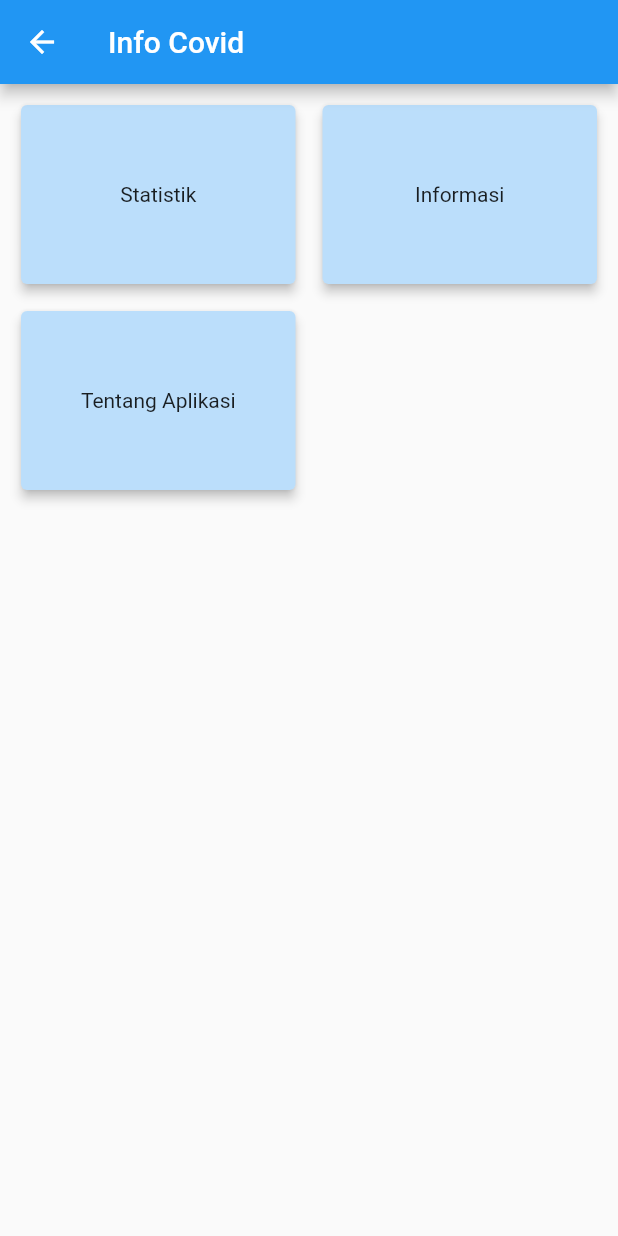
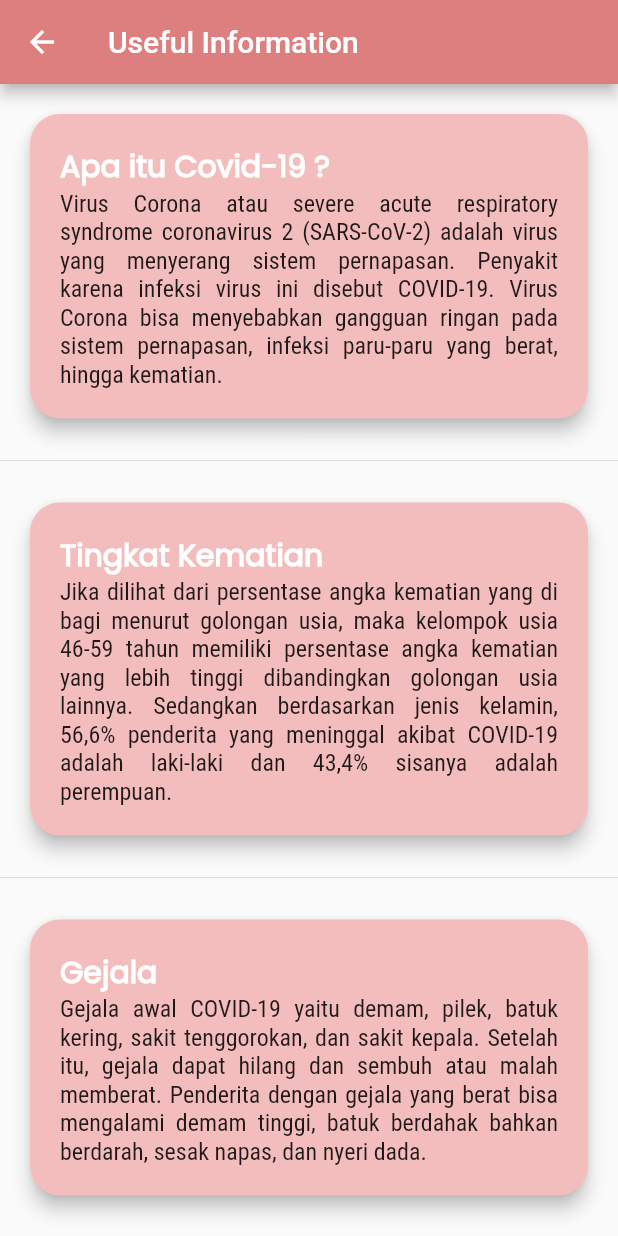
Before and after one commit to PhilipPurwoko/info-covid-mobile, a Flutter app: the screen it shows after launch, after a tap on "Informasi", on a phone screen of 412 x 824 dp. Run offline on Flutter 3.47's test engine with Material 2 defaults, Android fonts, the phone set to English and light mode, and no system bars; network calls fail.

Commit message:
:tulip: Improve UI/UX and Design application

```diff
--- a/lib/main.dart
+++ b/lib/main.dart
@@ -12,7 +12,24 @@ class MyApp extends StatelessWidget {
     return MaterialApp(
       title: 'Info Covid',
       theme: ThemeData(
-        primarySwatch: Colors.blue,
+        primaryColor: Color.fromRGBO(221, 127, 127, 1),
+        accentColor: Color.fromRGBO(244, 189, 189, 1),
+        textTheme: ThemeData.light().textTheme.copyWith(
+              bodyText2: TextStyle(
+                fontFamily: 'RobotoCondensed',
+                fontSize: 16,
+              ),
+              headline5: TextStyle(
+                fontFamily: 'Poppins',
+                fontWeight: FontWeight.bold,
+                color: Color.fromRGBO(221, 127, 127, 1),
+              ),
+              headline6: TextStyle(
+                fontFamily: 'Poppins',
+                fontWeight: FontWeight.bold,
+                color: Colors.white,
+              ),
+            ),
       ),
       initialRoute: MenuScreen.routeName,
       routes: routes,
--- a/lib/models/country.dart
+++ b/lib/models/country.dart
@@ -8,16 +8,16 @@ class Country {
 
   Country(this.name, this.iso2, this.iso3);
 
-  static List<Country> fromListJson(List countries) {
-    return countries.map((country) {
-      return Country(country['name'], country['iso2'], country['iso3']);
-    }).toList();
-  }
-
   static Future<List<Country>> getCountry() async {
     var url = Uri.parse('https://covid19.mathdro.id/api/countries/');
     var response = await http.get(url);
     var res = json.decode(response.body);
     return Country.fromListJson(res['countries']);
   }
+
+  static List<Country> fromListJson(List countries) {
+    return countries.map((country) {
+      return Country(country['name'], country['iso2'], country['iso3']);
+    }).toList();
+  }
 }
--- a/lib/routes.dart
+++ b/lib/routes.dart
@@ -1,9 +1,11 @@
 import 'package:flutter/cupertino.dart';
 
-import 'widgets/menu/menu_screen.dart';
-import 'widgets/statistic/statistic_screen.dart';
+import './widgets/menu/menu_screen.dart';
+import './widgets/statistic/statistic_screen.dart';
+import './widgets/info/info_screen.dart';
 
 final Map<String, WidgetBuilder> routes = <String, WidgetBuilder>{
   MenuScreen.routeName: (BuildContext ctx) => MenuScreen(),
   StatisticScreen.routeName: (BuildContext ctx) => StatisticScreen(),
+  InfoScreen.routeName: (BuildContext ctx) => InfoScreen(),
 };
--- /dev/null
+++ b/lib/widgets/cegah/cegah.dart
@@ -0,0 +1,50 @@
+import 'package:flutter/material.dart';
+import './cegah_card.dart';
+
+class Cegah extends StatelessWidget {
+  @override
+  Widget build(BuildContext context) {
+    return Container(
+      color: Colors.white,
+      child: Column(
+        children: [
+          Padding(
+            padding: const EdgeInsets.only(bottom: 8.0),
+            child: Text(
+              'Mencegah Penularan',
+              style: Theme.of(context).textTheme.headline5,
+            ),
+          ),
+          Container(
+            height: 330,
+            child: ListView(
+              physics: ClampingScrollPhysics(),
+              shrinkWrap: true,
+              scrollDirection: Axis.horizontal,
+              children: [
+                CegahCard(
+                  title: 'Memakai Masker',
+                  imageUrl: 'https://source.unsplash.com/VGYcVZguFzs/800x600',
+                  paragraph:
+                      'Pakailah masker dengan rapat untuk menutupi hidung dan mulut. Kenakan masker berbahan kain tiga lapis atau kain medis.',
+                ),
+                CegahCard(
+                  title: 'Cuci Tangan',
+                  imageUrl: 'https://source.unsplash.com/dr4qDxT-m20/800x600',
+                  paragraph:
+                      'Cuci tangan dengan sabun setiap setelah keluar dari rumah. Pastikan menggosok semua permukaan tangan selama minimal 40 detik kemudian bilas dengan air.',
+                ),
+                CegahCard(
+                  title: 'Jaga Jarak',
+                  imageUrl: 'https://source.unsplash.com/1BS9SmgovrY/800x600',
+                  paragraph:
+                      'Jaga jarak minimal 1 meter dengan orang lain dan menghindari kerumunan. Dengan menjaga jarak dapat menurunkan kemungkinan tertular Covid-19',
+                ),
+              ],
+            ),
+          ),
+        ],
+      ),
+    );
+  }
+}
--- /dev/null
+++ b/lib/widgets/cegah/cegah_card.dart
@@ -0,0 +1,44 @@
+import 'package:flutter/material.dart';
+
+class CegahCard extends StatelessWidget {
+  final String title;
+  final String paragraph;
+  final String imageUrl;
+
+  CegahCard({
+    @required this.title,
+    @required this.paragraph,
+    @required this.imageUrl,
+  });
+
+  @override
+  Widget build(BuildContext context) {
+    return Card(
+      shape: RoundedRectangleBorder(borderRadius: BorderRadius.circular(10)),
+      margin: EdgeInsets.only(left: 10, right: 10),
+      color: Theme.of(context).accentColor,
+      elevation: 10,
+      child: Container(
+        width: 200,
+        padding: EdgeInsets.all(15),
+        child: Column(
+          crossAxisAlignment: CrossAxisAlignment.center,
+          children: <Widget>[
+            Image.network(
+              imageUrl,
+              fit: BoxFit.contain,
+            ),
+            Text(
+              title,
+              style: Theme.of(context).textTheme.headline6,
+            ),
+            Text(
+              paragraph,
+              textAlign: TextAlign.justify,
+            ),
+          ],
+        ),
+      ),
+    );
+  }
+}
--- /dev/null
+++ b/lib/widgets/info/info_card.dart
@@ -0,0 +1,39 @@
+import 'package:flutter/material.dart';
+
+class InfoCard extends StatelessWidget {
+  final String title;
+  final String paragraph;
+
+  InfoCard({
+    @required this.title,
+    @required this.paragraph,
+  });
+
+  @override
+  Widget build(BuildContext context) {
+    return Card(
+      shape: RoundedRectangleBorder(
+        borderRadius: BorderRadius.circular(20),
+      ),
+      margin: const EdgeInsets.all(20),
+      color: Theme.of(context).accentColor,
+      elevation: 5,
+      child: Container(
+        padding: const EdgeInsets.all(20),
+        child: Column(
+          crossAxisAlignment: CrossAxisAlignment.start,
+          children: <Widget>[
+            Text(
+              title,
+              style: Theme.of(context).textTheme.headline6,
+            ),
+            Text(
+              paragraph,
+              textAlign: TextAlign.justify,
+            ),
+          ],
+        ),
+      ),
+    );
+  }
+}
--- /dev/null
+++ b/lib/widgets/info/info_screen.dart
@@ -0,0 +1,42 @@
+import 'package:flutter/material.dart';
+import './info_card.dart';
+
+class InfoScreen extends StatelessWidget {
+  static String routeName = '/info';
+  final List<InfoCard> cards = <InfoCard>[
+    InfoCard(
+      title: 'Apa itu Covid-19 ?',
+      paragraph:
+          'Virus Corona atau severe acute respiratory syndrome coronavirus 2 (SARS-CoV-2) adalah virus yang menyerang sistem pernapasan. Penyakit karena infeksi virus ini disebut COVID-19. Virus Corona bisa menyebabkan gangguan ringan pada sistem pernapasan, infeksi paru-paru yang berat, hingga kematian.',
+    ),
+    InfoCard(
+      title: 'Tingkat Kematian',
+      paragraph:
+          'Jika dilihat dari persentase angka kematian yang di bagi menurut golongan usia, maka kelompok usia 46-59 tahun memiliki persentase angka kematian yang lebih tinggi dibandingkan golongan usia lainnya. Sedangkan berdasarkan jenis kelamin, 56,6% penderita yang meninggal akibat COVID-19 adalah laki-laki dan 43,4% sisanya adalah perempuan.',
+    ),
+    InfoCard(
+      title: 'Gejala',
+      paragraph:
+          'Gejala awal COVID-19 yaitu demam, pilek, batuk kering, sakit tenggorokan, dan sakit kepala. Setelah itu, gejala dapat hilang dan sembuh atau malah memberat. Penderita dengan gejala yang berat bisa mengalami demam tinggi, batuk berdahak bahkan berdarah, sesak napas, dan nyeri dada.',
+    ),
+  ];
+  @override
+  Widget build(BuildContext context) {
+    return Scaffold(
+      appBar: AppBar(
+        title: Text('Useful Information'),
+      ),
+      body: Container(
+        child: ListView.separated(
+          itemCount: cards.length,
+          itemBuilder: (BuildContext ctx, int index) {
+            return cards[index];
+          },
+          separatorBuilder: (BuildContext ctx, int index) {
+            return Divider();
+          },
+        ),
+      ),
+    );
+  }
+}
--- a/lib/widgets/menu/menu_card.dart
+++ b/lib/widgets/menu/menu_card.dart
@@ -12,17 +12,26 @@ class MenuCard extends StatelessWidget {
 
   @override
   Widget build(BuildContext context) {
-    return InkWell(
-      onTap: () {
-        navigate(context, route);
-      },
-      child: Card(
-        color: Colors.blue[100],
-        elevation: 3,
+    return Material(
+      shape: RoundedRectangleBorder(
+        borderRadius: BorderRadius.circular(20),
+      ),
+      elevation: 5,
+      color: Theme.of(context).accentColor,
+      child: InkWell(
+        onTap: () {
+          navigate(context, route);
+        },
+        splashColor: Theme.of(context).primaryColor,
+        borderRadius: BorderRadius.circular(20),
         child: Container(
-          padding: EdgeInsets.all(10),
+          width: 130,
+          height: 100,
           child: Center(
-            child: Text(menuTitle),
+            child: Text(
+              menuTitle,
+              style: Theme.of(context).textTheme.headline6,
+            ),
           ),
         ),
       ),
--- a/lib/widgets/menu/menu_grid.dart
+++ b/lib/widgets/menu/menu_grid.dart
@@ -1,23 +1,20 @@
 import 'package:flutter/material.dart';
+import './menu_card.dart';
 import '../statistic/statistic_screen.dart';
-import './menu_card.dart';
+import '../info/info_screen.dart';
 
 class MenuGrid extends StatelessWidget {
   @override
   Widget build(BuildContext context) {
     return Container(
-      padding: EdgeInsets.all(10),
-      child: GridView(
-        gridDelegate: SliverGridDelegateWithMaxCrossAxisExtent(
-          maxCrossAxisExtent: 200,
-          childAspectRatio: 3 / 2,
-          crossAxisSpacing: 10,
-          mainAxisSpacing: 10,
-        ),
+      color: Colors.white,
+      height: 150,
+      padding: EdgeInsets.all(20),
+      child: Row(
+        mainAxisAlignment: MainAxisAlignment.spaceEvenly,
         children: <MenuCard>[
           MenuCard('Statistik', StatisticScreen.routeName),
-          MenuCard('Informasi', '/menu'),
-          MenuCard('Tentang Aplikasi', '/menu'),
+          MenuCard('Informasi', InfoScreen.routeName),
         ],
       ),
     );
--- a/lib/widgets/menu/menu_screen.dart
+++ b/lib/widgets/menu/menu_screen.dart
@@ -1,5 +1,6 @@
 import 'package:flutter/material.dart';
 import './menu_grid.dart';
+import '../cegah/cegah.dart';
 
 class MenuScreen extends StatelessWidget {
   static String routeName = '/menu';
@@ -10,7 +11,10 @@ class MenuScreen extends StatelessWidget {
         title: Text('Info Covid'),
       ),
       body: SafeArea(
-        child: MenuGrid(),
+        child: ListView(children: <Widget>[
+          MenuGrid(),
+          Cegah(),
+        ]),
       ),
     );
   }
--- a/lib/widgets/statistic/country_selector.dart
+++ b/lib/widgets/statistic/country_selector.dart
@@ -1,8 +1,8 @@
 import 'package:flutter/material.dart';
 import '../../models/country.dart';
 
-Container countrySelector(
-    String country, List<Country> countries, Function onChanged) {
+Container countrySelector(BuildContext context, String country,
+    List<Country> countries, Function onChanged) {
   return Container(
     child: Row(
       mainAxisAlignment: MainAxisAlignment.start,
@@ -17,11 +17,11 @@ Container countrySelector(
             icon: Text('Select Country'),
             iconSize: 24,
             elevation: 16,
-            style: TextStyle(color: ThemeData().accentColor),
+            style: TextStyle(color: Theme.of(context).primaryColor),
             onChanged: onChanged,
             underline: Container(
               height: 2,
-              color: ThemeData().accentColor,
+              color: Theme.of(context).primaryColor,
             ),
             items: countries != null
                 ? countries.map((Country country) {
--- a/lib/widgets/statistic/statistic_data.dart
+++ b/lib/widgets/statistic/statistic_data.dart
@@ -16,22 +16,40 @@ class StatisticData extends StatelessWidget {
                 Row(
                   mainAxisAlignment: MainAxisAlignment.spaceBetween,
                   children: <Text>[
-                    Text('Confirmed'),
-                    Text(statistic.confirmed.toString()),
+                    Text(
+                      'Confirmed',
+                      style: TextStyle(color: Colors.yellow[700]),
+                    ),
+                    Text(
+                      statistic.confirmed.toString(),
+                      style: TextStyle(color: Colors.yellow[700]),
+                    ),
                   ],
                 ),
                 Row(
                   mainAxisAlignment: MainAxisAlignment.spaceBetween,
                   children: <Text>[
-                    Text('Deats'),
-                    Text(statistic.deaths.toString()),
+                    Text(
+                      'Deaths',
+                      style: const TextStyle(color: Colors.red),
+                    ),
+                    Text(
+                      statistic.deaths.toString(),
+                      style: const TextStyle(color: Colors.red),
+                    ),
                   ],
                 ),
                 Row(
                   mainAxisAlignment: MainAxisAlignment.spaceBetween,
                   children: <Text>[
-                    Text('Recovered'),
-                    Text(statistic.recovered.toString()),
+                    Text(
+                      'Recovered',
+                      style: const TextStyle(color: Colors.green),
+                    ),
+                    Text(
+                      statistic.recovered.toString(),
+                      style: const TextStyle(color: Colors.green),
+                    ),
                   ],
                 ),
                 Row(
--- a/lib/widgets/statistic/statistic_screen.dart
+++ b/lib/widgets/statistic/statistic_screen.dart
@@ -51,6 +51,7 @@ class _StatisticScreenState extends State<StatisticScreen> {
         child: Column(
           children: <Widget>[
             countrySelector(
+              context,
               country,
               countries,
               (String newCountry) => changeCountry(newCountry),
```
Also changed, not shown: pubspec.yaml (+8 -14 lines), assets/fonts/Poppins-Regular.ttf (added), assets/fonts/RobotoCondensed-Regular.ttf (added), 1 other file.
